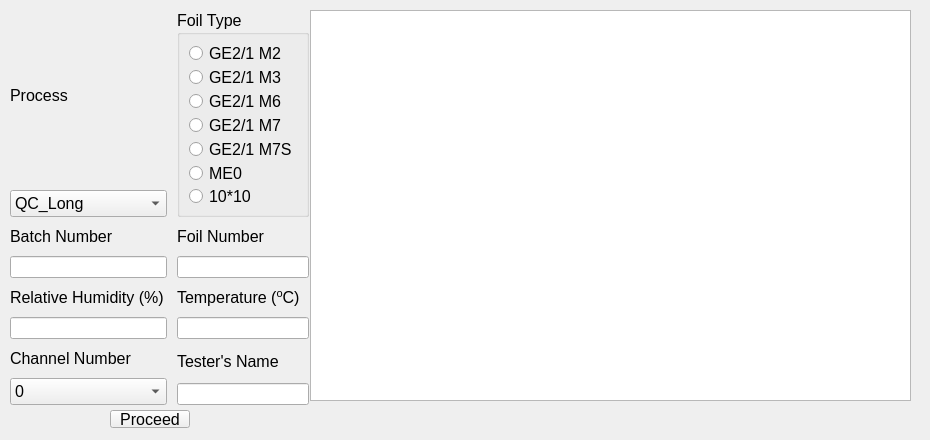
First picture: the form in Code/UI/QC2Widget.ui, repository diracyoon/GEM_QC_SW, before the edit.
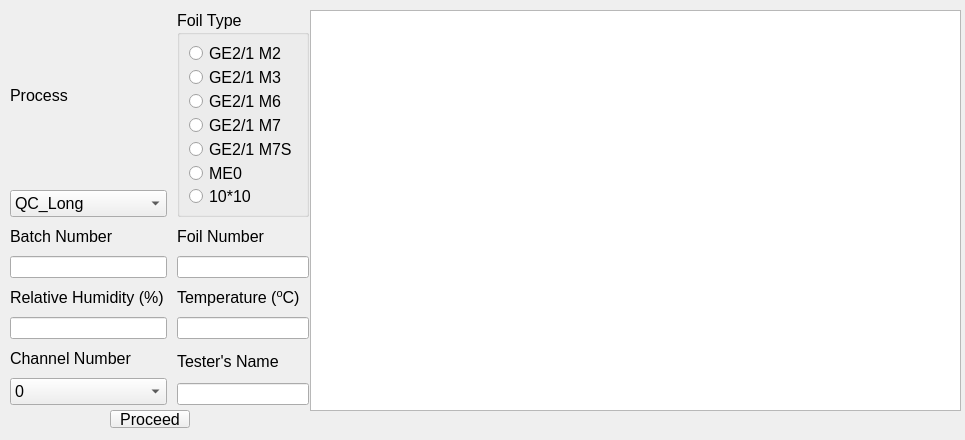
Second picture: the form after the edit.

```diff
--- a/Code/UI/QC2Widget.ui
+++ b/Code/UI/QC2Widget.ui
@@ -6,7 +6,7 @@
    <rect>
     <x>0</x>
     <y>0</y>
-    <width>930</width>
+    <width>965</width>
     <height>440</height>
    </rect>
   </property>
@@ -309,8 +309,8 @@
     <rect>
      <x>310</x>
      <y>10</y>
-     <width>601</width>
-     <height>391</height>
+     <width>651</width>
+     <height>401</height>
     </rect>
    </property>
    <property name="font">
```
